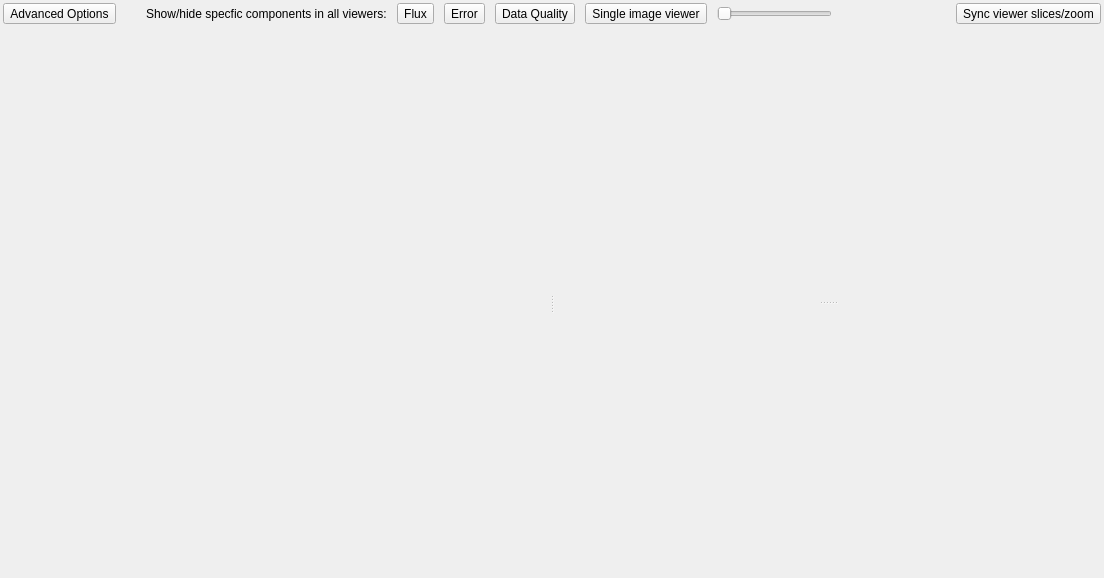
Before: the Qt Designer form cubeviz/layout.ui in spacetelescope/cubeviz, drawn with Qt 5.
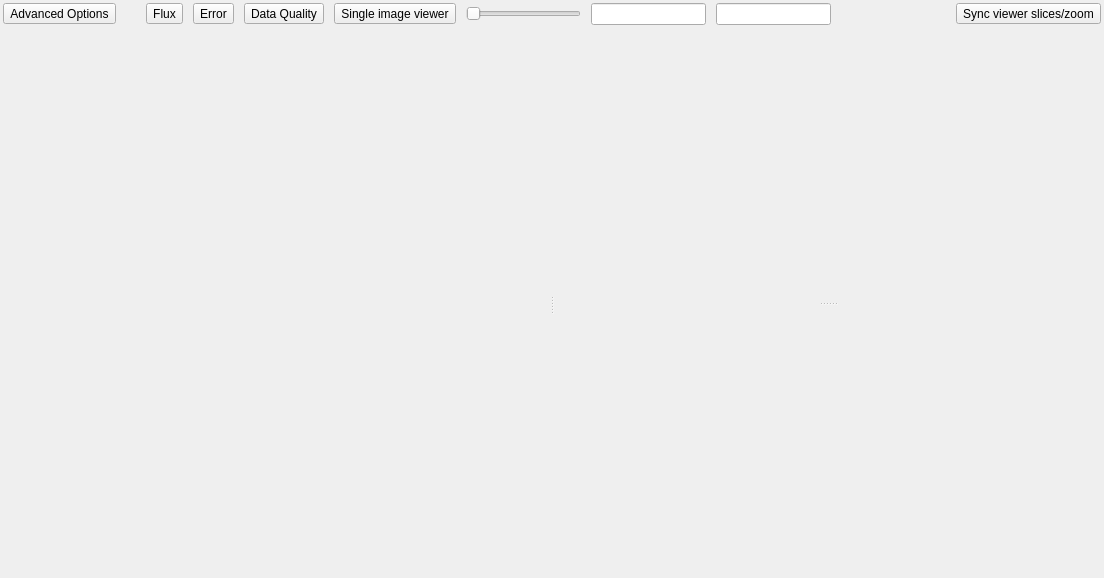
After: the same form once the commit is applied.

Commit message: Add display of slice and wavelength to slider bar

```diff
--- a/cubeviz/layout.ui
+++ b/cubeviz/layout.ui
@@ -54,13 +54,6 @@
        </property>
       </spacer>
      </item>
-     <item>
-      <widget class="QLabel" name="label">
-       <property name="text">
-        <string>Show/hide specfic components in all viewers:</string>
-       </property>
-      </widget>
-     </item>
      <item>
       <widget class="QToolButton" name="toggle_flux">
        <property name="text">
@@ -105,6 +98,12 @@
        </property>
       </widget>
      </item>
+     <item>
+      <widget class="QLineEdit" name="text_slice"/>
+     </item>
+     <item>
+      <widget class="QLineEdit" name="text_wavelength"/>
+     </item>
      <item>
       <spacer name="horizontalSpacer">
        <property name="orientation">
```
The commit also changes 2 other files.
